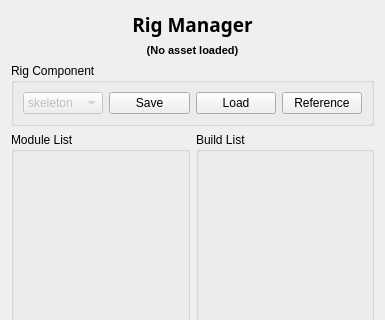
Qt form py/scripts/bmaya/rigging/tools/rigManager/rigManager.ui (benmorgantd/mayadev) before a commit; both pictures show x 0 to 385 and y 0 to 320 of the 385 by 735 pixel window.
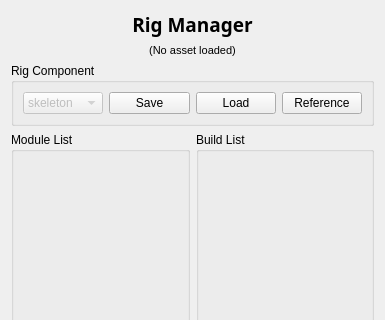
The same form after that commit.

The edit to the form file:
```diff
--- a/py/scripts/bmaya/rigging/tools/rigManager/rigManager.ui
+++ b/py/scripts/bmaya/rigging/tools/rigManager/rigManager.ui
@@ -76,9 +76,9 @@
         <font>
          <family>Segoe UI</family>
          <pointsize>8</pointsize>
-         <weight>75</weight>
+         <weight>50</weight>
          <italic>false</italic>
-         <bold>true</bold>
+         <bold>false</bold>
         </font>
        </property>
        <property name="text">
```
